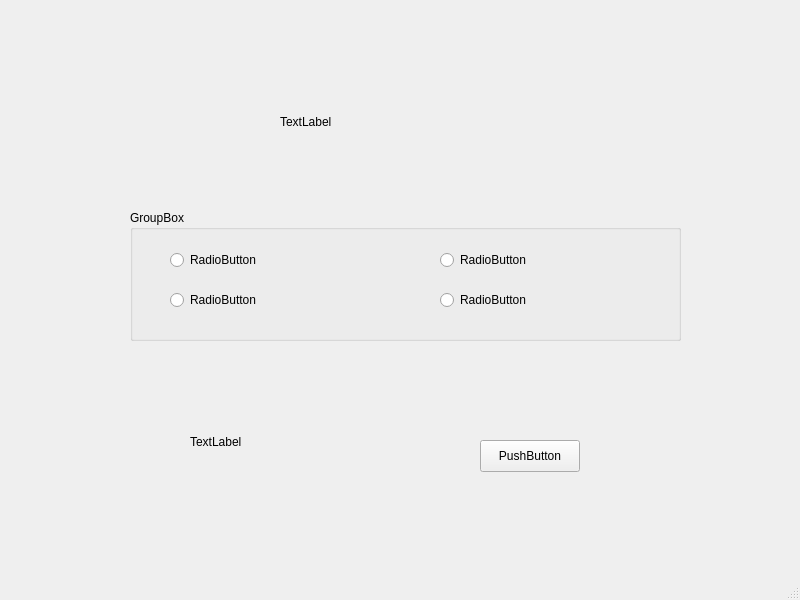
Old version of the form mainwindow.ui in the repository NandhiniRam2005/CS3505-Group-Assignment9-LifeInvestor.
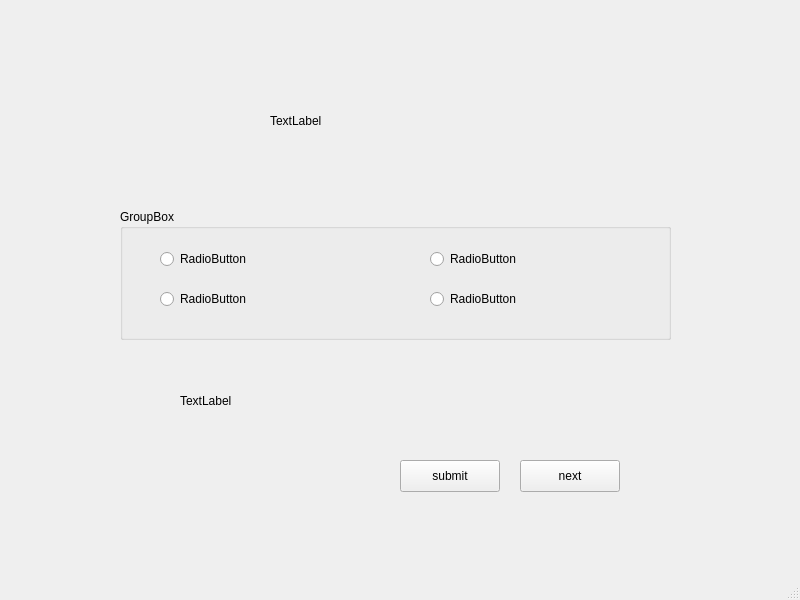
New version of the form. The open tabs and pages were chosen to show the change.

Commit message: made stackedwidget to go to quiz - need to display quiz

Diff of the .ui file:
```diff
--- a/mainwindow.ui
+++ b/mainwindow.ui
@@ -14,11 +14,39 @@
    <string>MainWindow</string>
   </property>
   <widget class="QWidget" name="centralwidget">
+   <widget class="QStackedWidget" name="stackedWidget">
+    <property name="geometry">
+     <rect>
+      <x>0</x>
+      <y>0</y>
+      <width>801</width>
+      <height>531</height>
+     </rect>
+    </property>
+    <property name="currentIndex">
+     <number>0</number>
+    </property>
+    <widget class="QWidget" name="Start">
+     <widget class="QPushButton" name="startButton">
+      <property name="geometry">
+       <rect>
+        <x>580</x>
+        <y>420</y>
+        <width>131</width>
+        <height>51</height>
+       </rect>
+      </property>
+      <property name="text">
+       <string>start game</string>
+      </property>
+     </widget>
+    </widget>
+    <widget class="QWidget" name="Quiz">
    <widget class="QLabel" name="labelReward">
     <property name="geometry">
      <rect>
-      <x>190</x>
-      <y>421</y>
+        <x>180</x>
+        <y>380</y>
       <width>431</width>
       <height>41</height>
      </rect>
@@ -30,8 +58,8 @@
    <widget class="QGroupBox" name="choicesLayout">
     <property name="geometry">
      <rect>
-      <x>130</x>
-      <y>210</y>
+        <x>120</x>
+        <y>209</y>
       <width>551</width>
       <height>131</height>
      </rect>
@@ -92,11 +120,37 @@
      </property>
     </widget>
    </widget>
+     <widget class="QPushButton" name="submitButton">
+      <property name="geometry">
+       <rect>
+        <x>400</x>
+        <y>460</y>
+        <width>100</width>
+        <height>32</height>
+       </rect>
+      </property>
+      <property name="text">
+       <string>submit</string>
+      </property>
+     </widget>
+     <widget class="QPushButton" name="nextButton">
+      <property name="geometry">
+       <rect>
+        <x>520</x>
+        <y>460</y>
+        <width>100</width>
+        <height>32</height>
+       </rect>
+      </property>
+      <property name="text">
+       <string>next</string>
+      </property>
+     </widget>
    <widget class="QLabel" name="labelQuestion">
     <property name="geometry">
      <rect>
-      <x>280</x>
-      <y>71</y>
+        <x>270</x>
+        <y>70</y>
       <width>291</width>
       <height>101</height>
      </rect>
@@ -105,18 +159,7 @@
      <string>TextLabel</string>
     </property>
    </widget>
-   <widget class="QPushButton" name="pushButton">
-    <property name="geometry">
-     <rect>
-      <x>480</x>
-      <y>440</y>
-      <width>100</width>
-      <height>32</height>
-     </rect>
-    </property>
-    <property name="text">
-     <string>PushButton</string>
-    </property>
+    </widget>
    </widget>
   </widget>
   <widget class="QMenuBar" name="menubar">
```
Left out of the diff: 10 changed lines with no effect on the pictures. Lines whose indentation alone changed are shown as unchanged. The commit also changes 7 other files.
